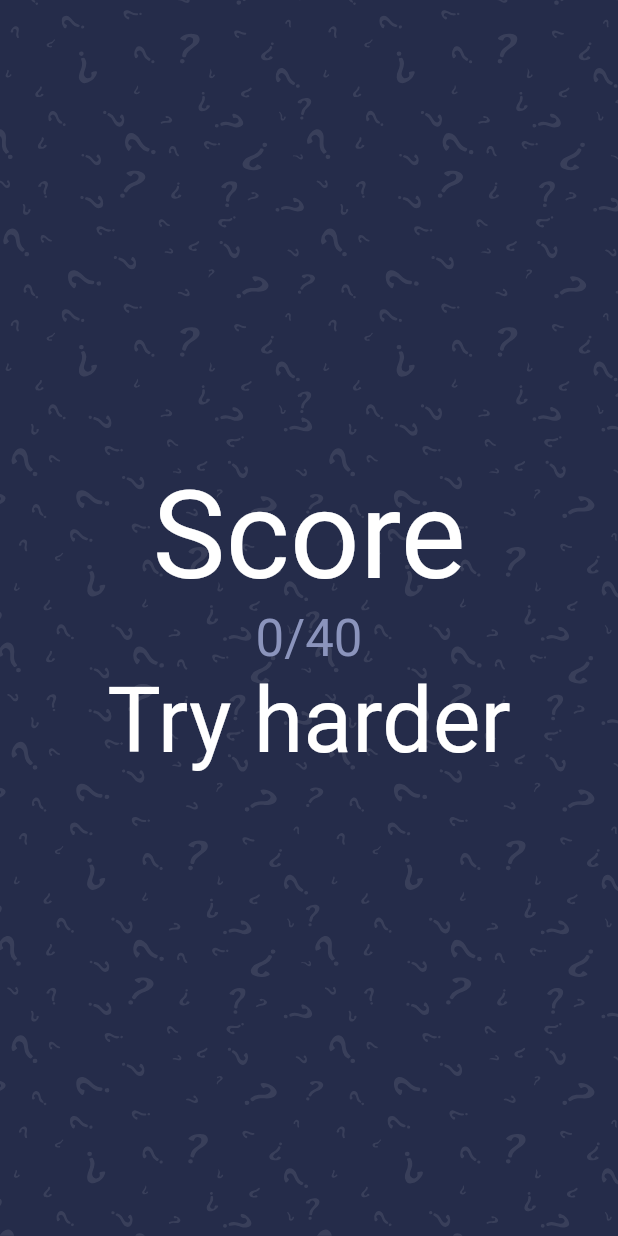
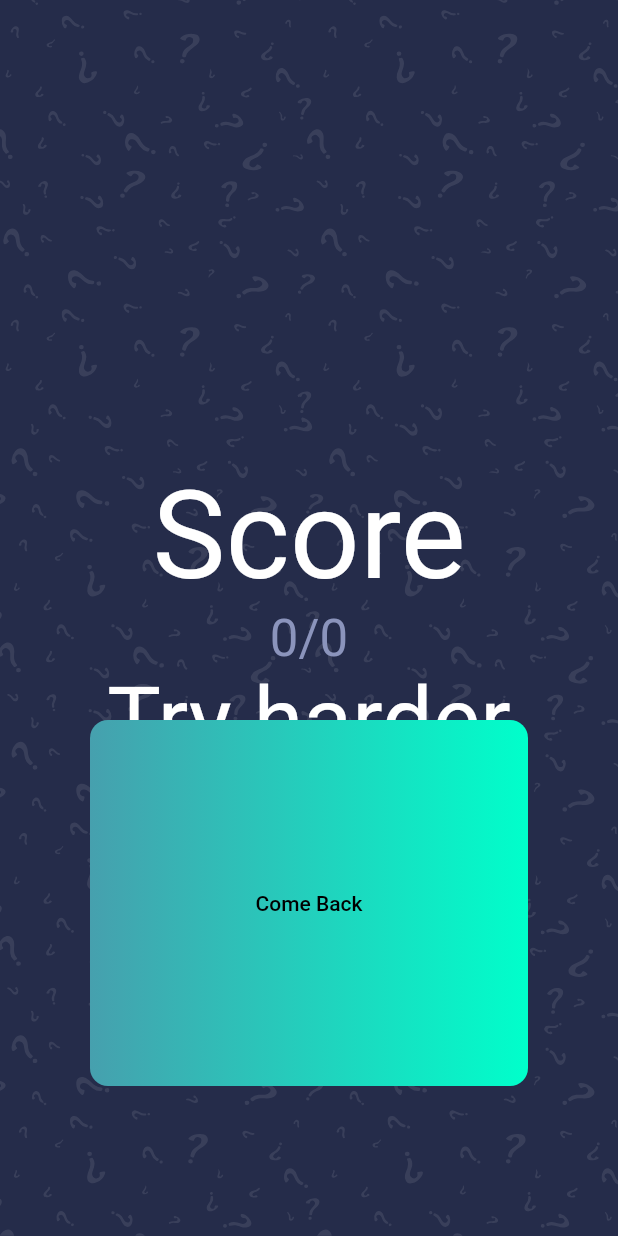
Before and after one commit to MaeMikon/Quizizz-Clone, a Flutter app: the ScoreScreen screen opened directly, on a phone screen of 412 x 824 dp. Run offline on Flutter 3.47's test engine with Material 2 defaults, Android fonts, the phone set to English and light mode, and no system bars; our stand-ins replace firebase_database, get, percent_indicator, websafe_svg; missing offline and left inert: sweetalert; accounts and stored records are empty.

```diff
--- a/lib/models/Questions.dart
+++ b/lib/models/Questions.dart
@@ -3,35 +3,44 @@ import 'package:firebase_database/firebase_database.dart';
 class Question {
   final int id, answer;
   final String question;
-  final List<String> options;
+  final List<dynamic> options;
 
   Question({this.id, this.question, this.answer, this.options});
 }
 
-const List sample_data = [
-  {
-    "id": 1,
-    "question": "Vào các quán photocopy bạn ngửi thấy một mùi khí đặc trưng, đó là khí nào?",
-    "options": ['CO2', 'O3', 'N2', 'Cl2'],
-    "answer_index": 1,
-  },
-  {
-    "id": 2,
-    "question": "Kim loại nào được Hans Christian Oersted phát hiện vào năm 1825?",
-    "options": ['Nhôm', 'Sắt', 'Đồng', 'Bạc'],
-    "answer_index": 0,
-  },
-  {
-    "id": 3,
-    "question": "Ký hiệu hóa học của bạc là gì?",
-    "options": ['Mg', 'Ag', 'Au', 'Al'],
-    "answer_index": 1,
-  },
-  {
-    "id": 4,
-    "question": "Hexaclo xiclohecxan được dùng để:",
-    "options": ['Làm thuốc nổ', 'Làm chất xúc tác', 'Làm thuốc trừ sâu', 'Tất cả các đáp án trên'],
-    "answer_index": 2,
-  },
+final databaseReference = FirebaseDatabase.instance.reference();
+List sample_data = [];
 
-];
+Future<void> getList(catergory) async {
+  var snapshot = await databaseReference.child(catergory).once();
+  sample_data = new List.from(snapshot.value);
+  sample_data.removeAt(0);
+}
+
+// const List sampleData = [
+//   {
+//     "id": 1,
+//     "question": "Vào các quán photocopy bạn ngửi thấy một mùi khí đặc trưng, đó là khí nào?",
+//     "options": ['CO2', 'O3', 'N2', 'Cl2'],
+//     "answer_index": 1,
+//   },
+//   {
+//     "id": 2,
+//     "question": "Kim loại nào được Hans Christian Oersted phát hiện vào năm 1825?",
+//     "options": ['Nhôm', 'Sắt', 'Đồng', 'Bạc'],
+//     "answer_index": 0,
+//   },
+//   {
+//     "id": 3,
+//     "question": "Ký hiệu hóa học của bạc là gì?",
+//     "options": ['Mg', 'Ag', 'Au', 'Al'],
+//     "answer_index": 1,
+//   },
+//   {
+//     "id": 4,
+//     "question": "Hexaclo xiclohecxan được dùng để:",
+//     "options": ['Làm thuốc nổ', 'Làm chất xúc tác', 'Làm thuốc trừ sâu', 'Tất cả các đáp án trên'],
+//     "answer_index": 2,
+//   },
+
+// ];
--- a/lib/screens/score/score_screen.dart
+++ b/lib/screens/score/score_screen.dart
@@ -3,6 +3,8 @@ import 'package:get/get.dart';
 import 'package:quiz_app/constants.dart';
 import 'package:quiz_app/controllers/question_controller.dart';
 import 'package:websafe_svg/websafe_svg.dart';
+import 'package:quiz_app/screens/area/select_area.dart';
+import 'package:flutter/widgets.dart';
 
 class ScoreScreen extends StatelessWidget {
   @override
@@ -49,7 +51,35 @@ class ScoreScreen extends StatelessWidget {
                         style: TextStyle(fontSize: 60)
                     )
             ],
-          )
+          ),
+          InkWell(
+            onTap: () => {
+              Navigator.pushAndRemoveUntil<dynamic>(
+                context,
+                MaterialPageRoute<dynamic>(
+                  builder: (BuildContext context) => SelectArea(),
+                ),
+                (route) => false,
+              )
+            },
+
+            child: Container(
+              alignment: Alignment.center,
+              padding: EdgeInsets.all(kDefaultPadding * 0.5), // 15
+              margin: EdgeInsets.only(left:60.0, right:60.0, top:480.0, bottom: 100.0),
+              decoration: BoxDecoration(
+                gradient: kPrimaryGradient,
+                borderRadius: BorderRadius.all(Radius.circular(12)),
+              ),
+              child: Text(
+                "Come Back",
+                style: Theme.of(context)
+                    .textTheme
+                    .button
+                    .copyWith(color: Colors.black),
+              ),
+            ),
+          ),
         ],
       ),
     );
```
Also changed, not shown: lib/screens/area/select_area.dart (+11 -24 lines), lib/screens/register/register_screen.dart (+7 -1 lines), lib/screens/welcome/welcome_screen.dart (+7 -1 lines).
